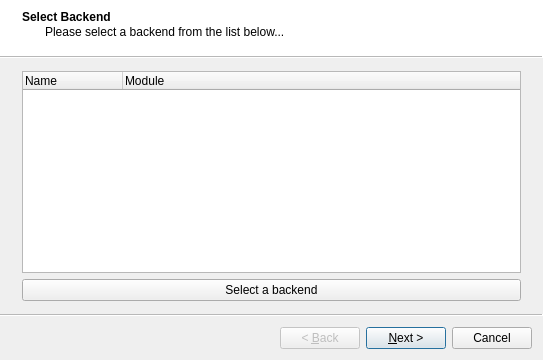
First picture: the form in kmymoney/plugins/woob/dialogs/mapaccountwizard.ui, repository KDE/kmymoney, before the edit.
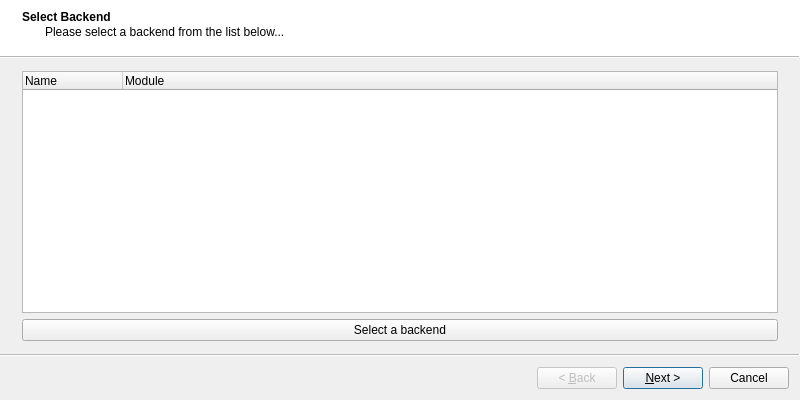
Second picture: the form after the edit.

Commit message: woob: expand MapAccountWizard, autofit content

```diff
--- a/kmymoney/plugins/woob/dialogs/mapaccountwizard.ui
+++ b/kmymoney/plugins/woob/dialogs/mapaccountwizard.ui
@@ -6,8 +6,8 @@
    <rect>
     <x>0</x>
     <y>0</y>
-    <width>543</width>
-    <height>360</height>
+    <width>800</width>
+    <height>400</height>
    </rect>
   </property>
   <property name="windowTitle">
```
The commit also changes 1 other file.
